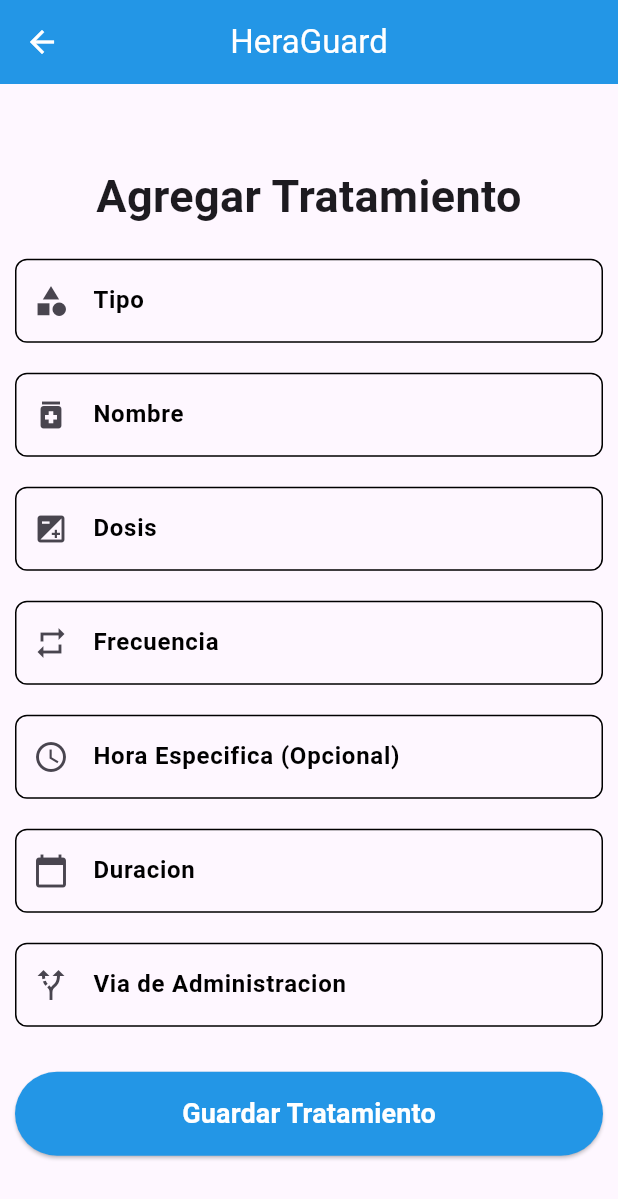
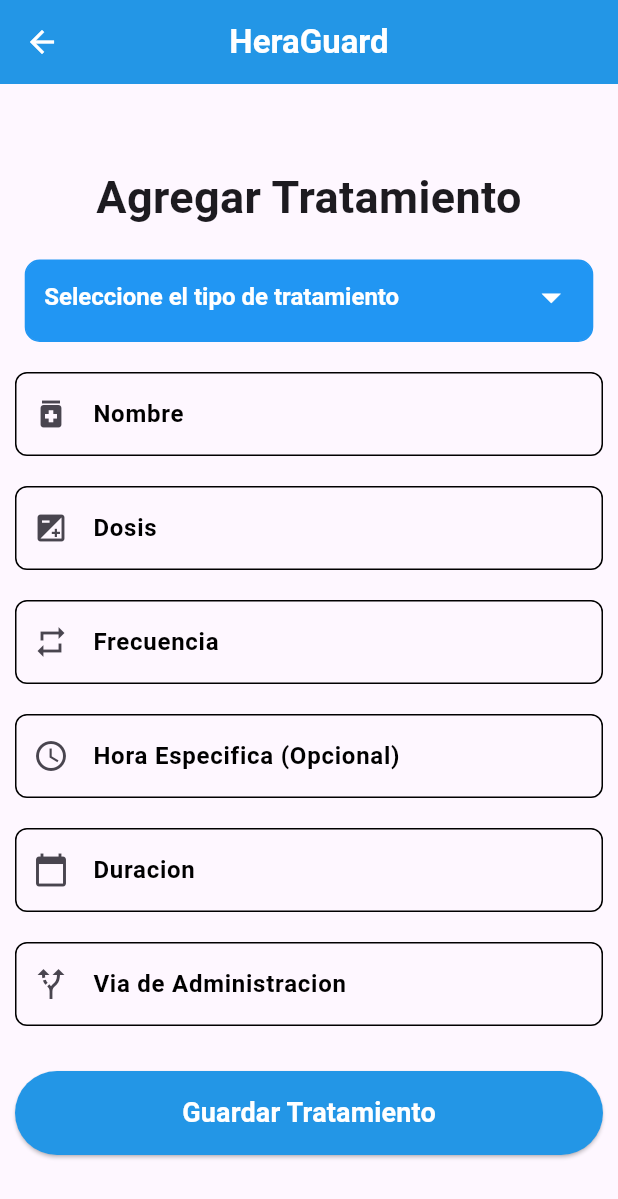
Before and after one commit to RolandoGuZz/Flutter_HeraGuard, a Flutter app: the AgregarMedicamento screen opened directly, on a phone screen of 412 x 824 dp. Shown: the top 1199 px of the screen. Run offline on Flutter 3.47's test engine with Material 3 defaults, Android fonts, the phone set to English and light mode, and no system bars; our stand-ins replace cloud_firestore, firebase_auth, firebase_core; accounts and stored records are empty.

Commit message:
haciendo funcionar el form de tratamientos

```diff
--- a/lib/functions/functions.dart
+++ b/lib/functions/functions.dart
@@ -1,6 +1,8 @@
 // ignore_for_file: use_build_context_synchronously
 
+import 'package:firebase_auth/firebase_auth.dart';
 import 'package:flutter/material.dart';
+import 'package:heraguard/screens/screens.dart';
 import 'package:heraguard/services/appointment_service.dart';
 import 'package:intl/intl.dart';
 
@@ -57,4 +59,85 @@
     );
     Navigator.pop(context, true);
   }
+
+  static Future<void> guardarTratamiento({
+    required BuildContext context,
+    required String? dropOption,
+    required TextEditingController nameController,
+    required TextEditingController doseController,
+    required TextEditingController frequencyController,
+    required TextEditingController specificTimeController,
+    required TextEditingController durationController,
+    required TextEditingController routeController,
+  }) async {
+    await AppointmentService.addTreatment(
+      type: dropOption,
+      name: nameController.text,
+      dose: doseController.text,
+      frequency: frequencyController.text,
+      specificTime: specificTimeController.text,
+      duration: durationController.text,
+      routeOfAdministration: routeController.text,
+    );
+    ScaffoldMessenger.of(context).showSnackBar(
+      SnackBar(
+        content: Text(
+          'Tratamiento guardado con éxito',
+          style: TextStyle(fontSize: 20, fontWeight: FontWeight.bold),
+        ),
+        backgroundColor: Color.fromRGBO(35, 150, 230, 1),
+      ),
+    );
+    Navigator.pop(context);
+  }
+
+  // static Future<void> loginUser({
+  //   required GlobalKey<FormState> formKey,
+  //   required BuildContext context,
+  //   required bool isLoading,
+  //   required TextEditingController emailController,
+  //   required TextEditingController passwordController,
+
+  // }) async {
+  //   if (!formKey.currentState!.validate()) return;
+  //   setState(() => isLoading = true);
+  //   try {
+  //     final userCredential = await FirebaseAuth.instance
+  //         .signInWithEmailAndPassword(
+  //           email: emailController.text.trim(),
+  //           password: passwordController.text.trim(),
+  //         );
+  //     if (!mounted) return;
+  //     ScaffoldMessenger.of(context).showSnackBar(
+  //       SnackBar(
+  //         content: Text(
+  //           'Bienvenido ${userCredential.user!.email}',
+  //           style: TextStyle(
+  //             color: Colors.white,
+  //             fontWeight: FontWeight.bold,
+  //             fontSize: 18,
+  //           ),
+  //         ),
+  //         backgroundColor: Color.fromRGBO(35, 150, 230, 1),
+  //       ),
+  //     );
+  //     Navigator.pushReplacement(
+  //       context,
+  //       MaterialPageRoute(builder: (_) => HomeScreen()),
+  //     );
+  //   } on FirebaseAuthException catch (error) {
+  //     String errorMessage = 'Error al iniciar sesión';
+  //     if (error.code == 'invalid-email') {
+  //       errorMessage = 'Correo inválido';
+  //     } else if (error.code == 'invalid-credential') {
+  //       errorMessage = 'Correo o contraseña incorrectas';
+  //     }
+  //     if (!mounted) return;
+  //     ScaffoldMessenger.of(context).showSnackBar(
+  //       SnackBar(content: Text(errorMessage), backgroundColor: Colors.red),
+  //     );
+  //   } finally {
+  //     if (mounted) setState(() => _isLoading = false);
+  //   }
+  // }
 }
--- a/lib/screens/tratamientos/agregar_medicamento.dart
+++ b/lib/screens/tratamientos/agregar_medicamento.dart
@@ -1,4 +1,5 @@
 import 'package:flutter/material.dart';
+import 'package:heraguard/functions/functions.dart';
 import 'package:heraguard/widgets/appbar_widget.dart';
 import 'package:heraguard/widgets/custom_text_field.dart';
 
@@ -10,7 +11,6 @@
 }
 
 class _AgregarMedicamentoState extends State<AgregarMedicamento> {
-  final _typeController = TextEditingController();
   final _nameController = TextEditingController();
   final _doseController = TextEditingController();
   final _frequencyController = TextEditingController();
@@ -21,8 +21,24 @@
 
   final _formKey = GlobalKey<FormState>();
 
+  String? dropDownValue;
+
+  void funDrop(String? value) {
+    setState(() {
+      dropDownValue = value;
+    });
+  }
+
+  final List<String> _tiposTratamiento = [
+    'Tomado (Oral)',
+    'Inyectado',
+    'Tópico',
+  ];
+
   @override
   Widget build(BuildContext context) {
+    final size = MediaQuery.of(context).size;
+
     return Scaffold(
       appBar: AppbarWidget(),
       body: Center(
@@ -39,12 +55,44 @@
                     style: TextStyle(fontSize: 30, fontWeight: FontWeight.bold),
                   ),
                   SizedBox(height: 20),
-                  CustomTextField(
-                    controller: _typeController,
-                    label: 'Tipo',
-                    icon: Icons.category,
-                    onTap: () {},
-                    readOnly: true,
+                  Container(
+                    width: size.width * 0.92,
+                    height: 55,
+                    decoration: BoxDecoration(
+                      color: Colors.blue,
+                      borderRadius: BorderRadius.circular(10),
+                      border: Border.all(color: Colors.blue),
+                    ),
+                    padding: EdgeInsets.symmetric(horizontal: 12),
+                    child: DropdownButton<String>(
+                      isExpanded: true,
+                      icon: Icon(Icons.arrow_drop_down, color: Colors.white),
+                      iconSize: 30,
+                      style: TextStyle(
+                        color: Colors.black,
+                        fontSize: 16,
+                        fontWeight: FontWeight.bold,
+                      ),
+                      dropdownColor: Colors.blue,
+                      borderRadius: BorderRadius.circular(10),
+                      hint: Text(
+                        'Seleccione el tipo de tratamiento',
+                        style: TextStyle(color: Colors.white),
+                      ),
+                      items:
+                          _tiposTratamiento.map((value) {
+                            return DropdownMenuItem(
+                              value: value,
+                              child: Text(
+                                value,
+                                style: TextStyle(color: Colors.white),
+                              ),
+                            );
+                          }).toList(),
+                      value: dropDownValue,
+                      onChanged: funDrop,
+                      underline: Container(),
+                    ),
                   ),
                   SizedBox(height: 20),
                   CustomTextField(
@@ -63,7 +111,11 @@
                     controller: _frequencyController,
                     label: 'Frecuencia',
                     icon: Icons.repeat,
-                    onTap: () {},
+                    onTap:
+                        () => Functions.showTime(
+                          context: context,
+                          controller: _frequencyController,
+                        ),
                     readOnly: true,
                   ),
                   SizedBox(height: 20),
@@ -71,7 +123,11 @@
                     controller: _specificTimeController,
                     label: 'Hora Especifica (Opcional)',
                     icon: Icons.access_time,
-                    onTap: () {},
+                    onTap:
+                        () => Functions.showTime(
+                          context: context,
+                          controller: _specificTimeController,
+                        ),
                     readOnly: true,
                   ),
                   SizedBox(height: 20),
@@ -79,20 +135,34 @@
                     controller: _durationController,
                     label: 'Duracion',
                     icon: Icons.calendar_today,
+                    onTap:
+                        () => Functions.showCalendar(
+                          context: context,
+                          controller: _durationController,
+                        ),
+                    readOnly: true,
                   ),
                   SizedBox(height: 20),
                   CustomTextField(
                     controller: _routeOfAdminController,
                     label: 'Via de Administracion',
                     icon: Icons.alt_route,
-                    onTap: () {},
-                    readOnly: true,
                   ),
                   SizedBox(height: 30),
                   SizedBox(
                     width: double.infinity,
                     child: ElevatedButton(
-                      onPressed: () {},
+                      onPressed:
+                          () => Functions.guardarTratamiento(
+                            context: context,
+                            dropOption: dropDownValue,
+                            nameController: _nameController,
+                            doseController: _doseController,
+                            frequencyController: _frequencyController,
+                            specificTimeController: _specificTimeController,
+                            durationController: _durationController,
+                            routeController: _routeOfAdminController,
+                          ),
                       style: ElevatedButton.styleFrom(
                         padding: EdgeInsets.symmetric(vertical: 15),
                         backgroundColor: Color.fromRGBO(35, 150, 230, 1),
--- a/lib/services/appointment_service.dart
+++ b/lib/services/appointment_service.dart
@@ -41,11 +41,11 @@
   }
 
   static Future<void> addTreatment({
-    required String type,
+    required String? type,
     required String name,
     required String dose,
     required String frequency,
-    String? specificTime,
+    required String? specificTime,
     required String duration,
     required String routeOfAdministration,
   }) async {
--- a/lib/widgets/appbar_widget.dart
+++ b/lib/widgets/appbar_widget.dart
@@ -6,7 +6,10 @@
   @override
   Widget build(BuildContext context) {
     return AppBar(
-      title: Text('HeraGuard', style: TextStyle(color: Colors.white)),
+      title: Text(
+        'HeraGuard',
+        style: TextStyle(color: Colors.white, fontWeight: FontWeight.bold),
+      ),
       centerTitle: true,
       backgroundColor: Color.fromRGBO(35, 150, 230, 1),
       iconTheme: IconThemeData(color: Colors.white),
```
